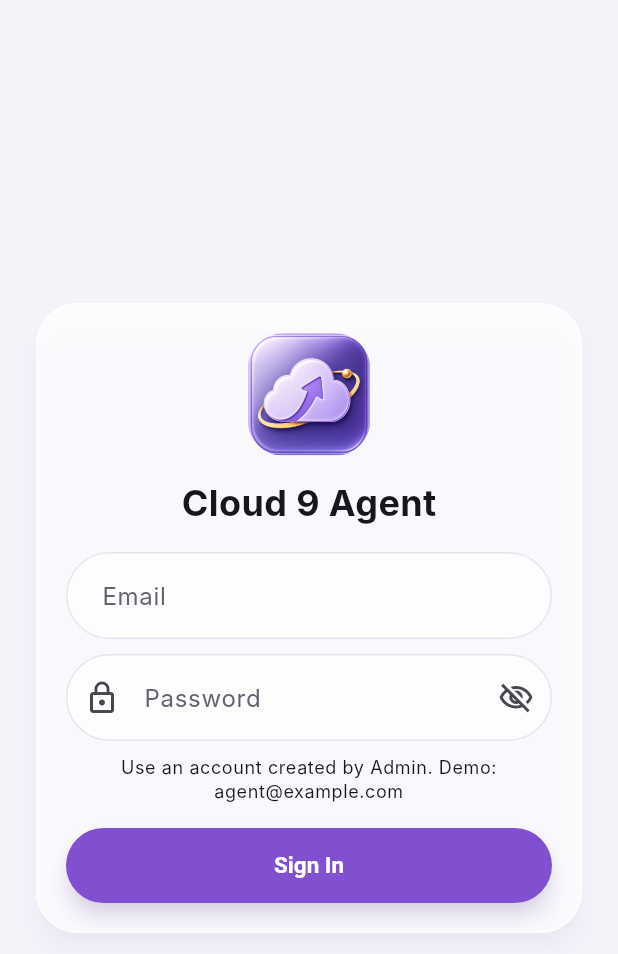
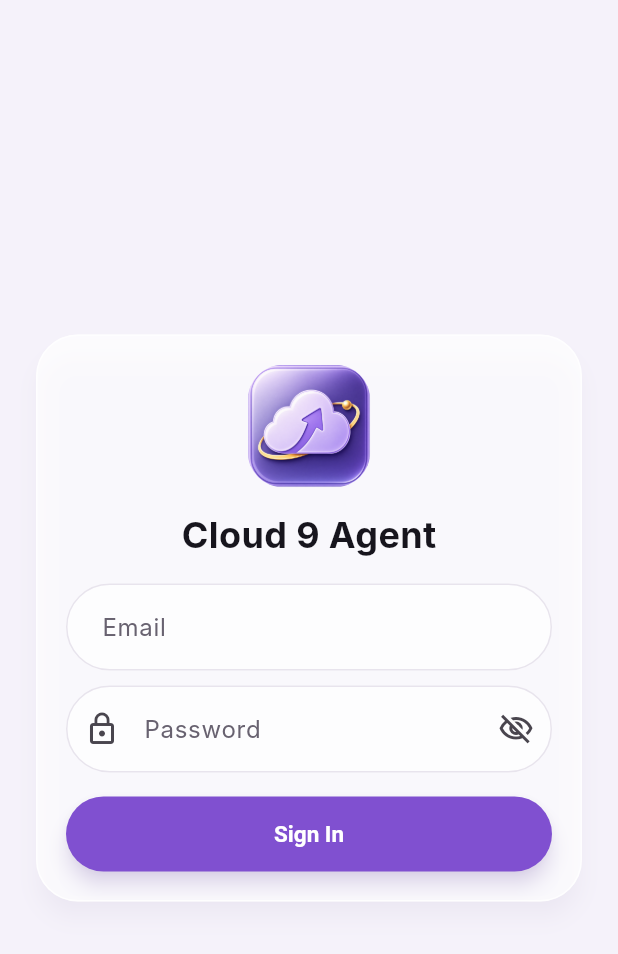
Before and after one commit to Nyi-Nyi-Zin/football-project, a Flutter app: the AgentLoginScreen screen opened directly, on a phone screen of 412 x 824 dp. Shown: the top 954 px of the screen. Run offline on Flutter 3.47's test engine with Material 3 defaults, Android fonts, the phone set to English and light mode, and no system bars; our stand-ins replace dartz, dio, equatable, fl_chart, flutter_riverpod, flutter_secure_storage and 1 more; accounts and stored records are empty; Roboto replaces fonts that are missing (Inter).

```diff
--- a/frontend/lib/agent/presentation/screens/agent_login_screen.dart
+++ b/frontend/lib/agent/presentation/screens/agent_login_screen.dart
@@ -94,12 +94,6 @@ class _AgentLoginScreenState extends ConsumerState<AgentLoginScreen> {
                       const SizedBox(height: 10),
                       Text(error, style: const TextStyle(color: Colors.red)),
                     ],
-                    const SizedBox(height: 10),
-                    Text(
-                      'Use an account created by Admin. Demo: agent@example.com',
-                      textAlign: TextAlign.center,
-                      style: Theme.of(context).textTheme.bodySmall,
-                    ),
                     const SizedBox(height: 16),
                     SizedBox(
                       width: double.infinity,
```
Also changed, not shown: frontend/lib/core/network/dio_client.dart (+12 -1 lines).
